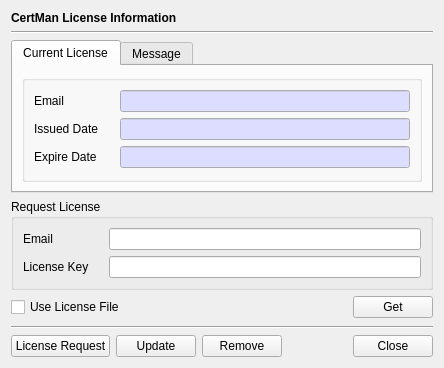
Above: CertMan/lcn_info_dlg.ui from jykim74/CertMan before the change. Below: the same form after it.
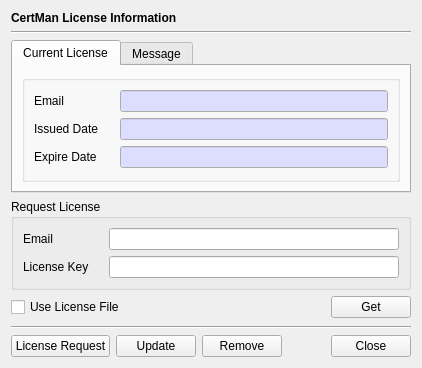
That is the form after the change. The open tabs and pages were chosen to show the change. Icons and pictures are not drawn.

```diff
--- a/CertMan/lcn_info_dlg.ui
+++ b/CertMan/lcn_info_dlg.ui
@@ -6,7 +6,7 @@
    <rect>
     <x>0</x>
     <y>0</y>
-    <width>444</width>
+    <width>418</width>
     <height>368</height>
    </rect>
   </property>
@@ -35,6 +35,12 @@
    </item>
    <item>
     <widget class="QTabWidget" name="tabWidget">
+     <property name="minimumSize">
+      <size>
+       <width>400</width>
+       <height>0</height>
+      </size>
+     </property>
      <property name="currentIndex">
       <number>1</number>
      </property>
```
Left out of the diff: 2 changed lines with no effect on the pictures.
